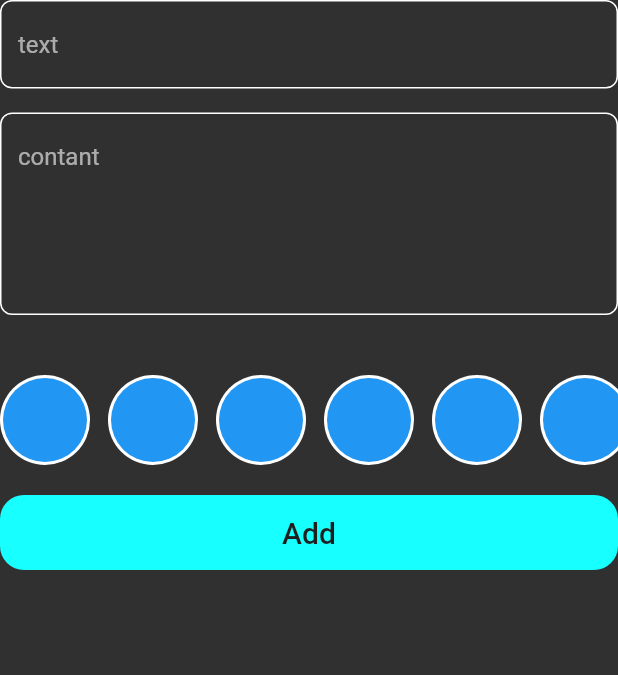
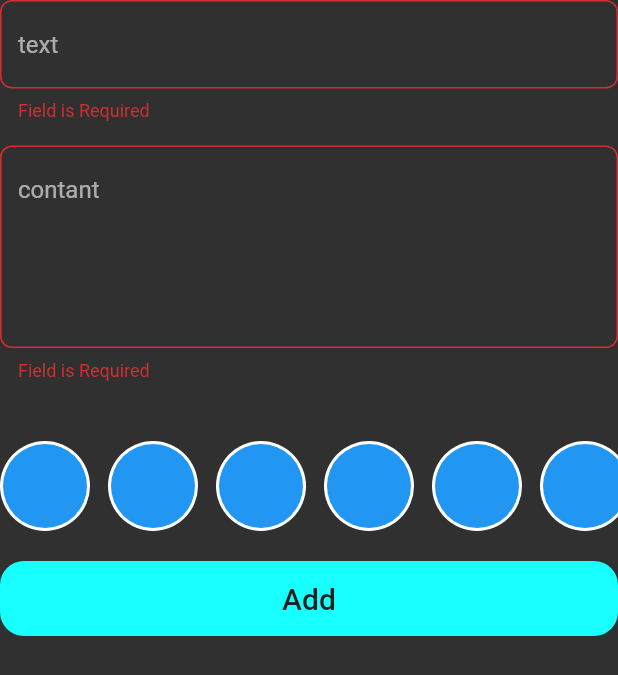
Before and after one commit to ammaraboalrub3/note_app, a Flutter app: the CustomSheetItems widget shown alone on an empty page, opened directly, after a tap on "Add", on a phone screen of 412 x 824 dp. Shown: the top 675 px of the screen. Run offline on Flutter 3.47's test engine with Material 2 defaults, Android fonts, the phone set to English and light mode, and no system bars.

Commit message:
validation TextField on ButtomSheet

```diff
--- a/lib/widget/Custom_text_field.dart
+++ b/lib/widget/Custom_text_field.dart
@@ -2,14 +2,23 @@ import 'package:flutter/material.dart';
 
 class CustomTextField extends StatelessWidget {
   const CustomTextField(
-      {super.key, required this.hint, required this.maxLines});
+      {super.key, required this.hint, required this.maxLines, this.onSaved});
 
   final String hint;
   final int maxLines;
+  final void Function(String?)? onSaved;
 
   @override
   Widget build(BuildContext context) {
     return TextFormField(
+      onSaved: onSaved,
+      validator: (value) {
+        if (value?.isEmpty ?? true) {
+          return "Field is Required";
+        } else {
+          return null;
+        }
+      },
       maxLines: maxLines,
       decoration: InputDecoration(
         hintText: hint,
--- a/lib/widget/custom_sheet_items.dart
+++ b/lib/widget/custom_sheet_items.dart
@@ -4,23 +4,40 @@ import 'Custom_text_field.dart';
 import 'custom_circle_avatar_builder.dart';
 import 'custom_click_button.dart';
 
-class CustomSheetItems extends StatelessWidget {
+class CustomSheetItems extends StatefulWidget {
   const CustomSheetItems({
     super.key,
   });
 
   @override
+  State<CustomSheetItems> createState() => _CustomSheetItemsState();
+}
+
+class _CustomSheetItemsState extends State<CustomSheetItems> {
+  final GlobalKey<FormState> formKey = GlobalKey();
+  AutovalidateMode autovalidateMode = AutovalidateMode.disabled;
+  String? title, subTitle;
+  @override
   Widget build(BuildContext context) {
-    return Column(
+    return Form(
+      key: formKey,
+      autovalidateMode: autovalidateMode,
+      child: Column(
         children: [
-        const CustomTextField(
+          CustomTextField(
+            onSaved: (value) {
+              title = value;
+            },
             maxLines: 1,
             hint: "text",
           ),
           const SizedBox(
             height: 16,
           ),
-        const CustomTextField(
+          CustomTextField(
+            onSaved: (value) {
+              subTitle = value;
+            },
             maxLines: 5,
             hint: "contant",
           ),
@@ -31,13 +48,20 @@ class CustomSheetItems extends StatelessWidget {
           const SizedBox(
             height: 20,
           ),
-        CustomCickButton(
-          onPressed: () {},
-        ),
+          CustomCickButton(onPressed: () {
+            if (formKey.currentState!.validate()) {
+              formKey.currentState!.save();
+              Navigator.pop(context);
+            } else {
+              autovalidateMode = AutovalidateMode.always;
+              setState(() {});
+            }
+          }),
           const SizedBox(
             height: 18,
           )
         ],
+      ),
     );
   }
 }
```
Also changed, not shown: lib/view/edit_note_view.dart (+14 -10 lines). Lines whose indentation alone changed are shown as unchanged.
